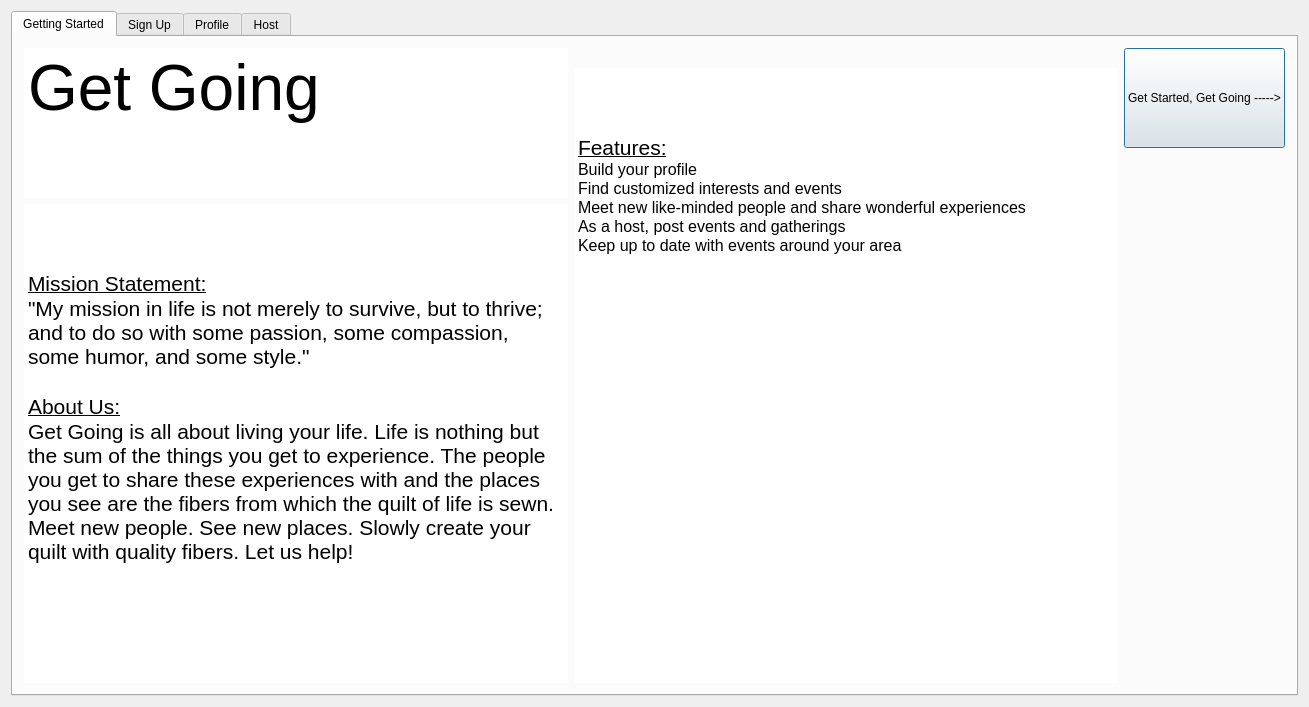
Before: the Qt Designer form src/web-app/interestdata.ui in Aesylwinn/software-engineering, drawn with Qt 5.
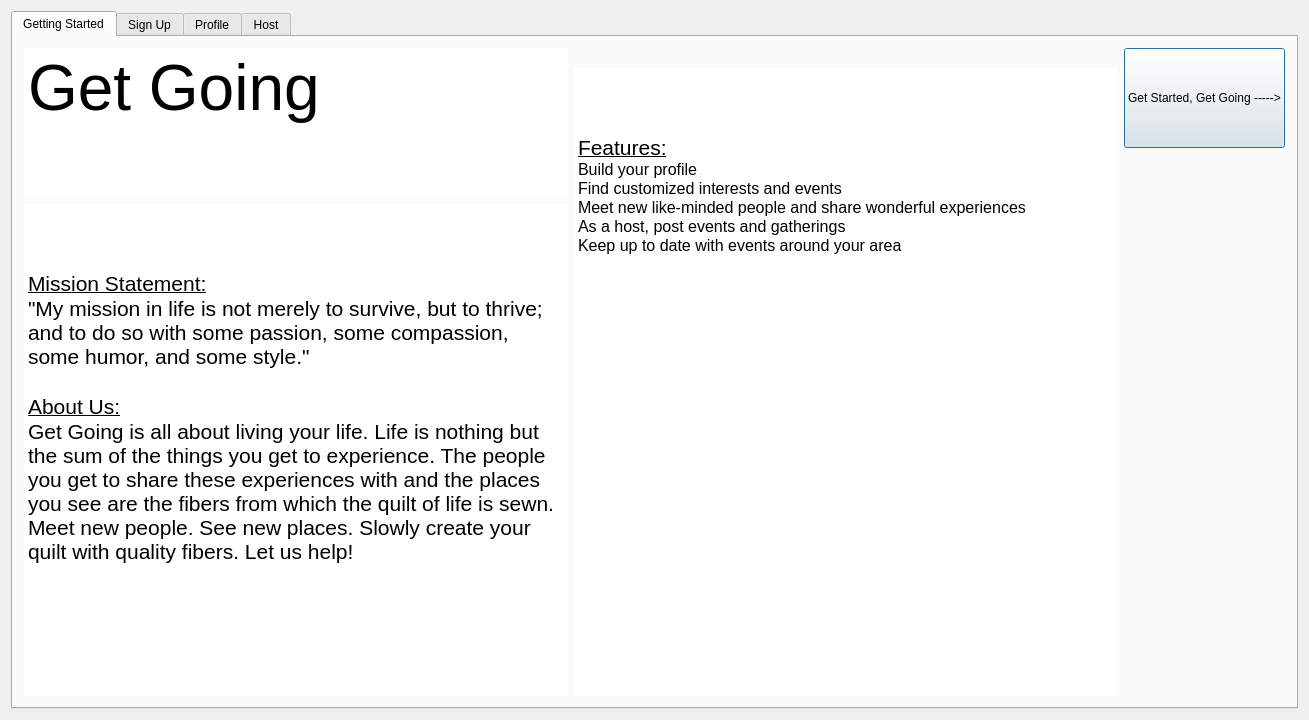
After: the same form once the commit is applied. The open tabs and pages were chosen to show the change. Icons and pictures are not drawn.

Commit message: added myEvent items

```diff
--- a/src/web-app/interestdata.ui
+++ b/src/web-app/interestdata.ui
@@ -7,7 +7,7 @@
     <x>0</x>
     <y>0</y>
     <width>1309</width>
-    <height>696</height>
+    <height>720</height>
    </rect>
   </property>
   <property name="windowTitle">
@@ -70,8 +70,8 @@
             <string>&lt;!DOCTYPE HTML PUBLIC &quot;-//W3C//DTD HTML 4.0//EN&quot; &quot;http://www.w3.org/TR/REC-html40/strict.dtd&quot;&gt;
 &lt;html&gt;&lt;head&gt;&lt;meta name=&quot;qrichtext&quot; content=&quot;1&quot; /&gt;&lt;style type=&quot;text/css&quot;&gt;
 p, li { white-space: pre-wrap; }
-&lt;/style&gt;&lt;/head&gt;&lt;body style=&quot; font-family:'MS Shell Dlg 2'; font-size:8.25pt; font-weight:400; font-style:normal;&quot;&gt;
-&lt;p style=&quot;-qt-paragraph-type:empty; margin-top:0px; margin-bottom:0px; margin-left:0px; margin-right:0px; -qt-block-indent:0; text-indent:0px;&quot;&gt;&lt;br /&gt;&lt;/p&gt;
+&lt;/style&gt;&lt;/head&gt;&lt;body style=&quot; font-family:'MS Shell Dlg 2'; font-size:7.8pt; font-weight:400; font-style:normal;&quot;&gt;
+&lt;p style=&quot;-qt-paragraph-type:empty; margin-top:0px; margin-bottom:0px; margin-left:0px; margin-right:0px; -qt-block-indent:0; text-indent:0px; font-size:8.25pt;&quot;&gt;&lt;br /&gt;&lt;/p&gt;
 &lt;p style=&quot;-qt-paragraph-type:empty; margin-top:0px; margin-bottom:0px; margin-left:0px; margin-right:0px; -qt-block-indent:0; text-indent:0px; font-size:16pt; text-decoration: underline;&quot;&gt;&lt;br /&gt;&lt;/p&gt;
 &lt;p style=&quot;-qt-paragraph-type:empty; margin-top:0px; margin-bottom:0px; margin-left:0px; margin-right:0px; -qt-block-indent:0; text-indent:0px; font-size:16pt; text-decoration: underline;&quot;&gt;&lt;br /&gt;&lt;/p&gt;
 &lt;p style=&quot; margin-top:0px; margin-bottom:0px; margin-left:0px; margin-right:0px; -qt-block-indent:0; text-indent:0px;&quot;&gt;&lt;span style=&quot; font-size:16pt; text-decoration: underline;&quot;&gt;Mission Statement:&lt;/span&gt;&lt;/p&gt;
@@ -108,8 +108,8 @@
             <string>&lt;!DOCTYPE HTML PUBLIC &quot;-//W3C//DTD HTML 4.0//EN&quot; &quot;http://www.w3.org/TR/REC-html40/strict.dtd&quot;&gt;
 &lt;html&gt;&lt;head&gt;&lt;meta name=&quot;qrichtext&quot; content=&quot;1&quot; /&gt;&lt;style type=&quot;text/css&quot;&gt;
 p, li { white-space: pre-wrap; }
-&lt;/style&gt;&lt;/head&gt;&lt;body style=&quot; font-family:'MS Shell Dlg 2'; font-size:8.25pt; font-weight:400; font-style:normal;&quot;&gt;
-&lt;p style=&quot;-qt-paragraph-type:empty; margin-top:0px; margin-bottom:0px; margin-left:0px; margin-right:0px; -qt-block-indent:0; text-indent:0px;&quot;&gt;&lt;br /&gt;&lt;/p&gt;
+&lt;/style&gt;&lt;/head&gt;&lt;body style=&quot; font-family:'MS Shell Dlg 2'; font-size:7.8pt; font-weight:400; font-style:normal;&quot;&gt;
+&lt;p style=&quot;-qt-paragraph-type:empty; margin-top:0px; margin-bottom:0px; margin-left:0px; margin-right:0px; -qt-block-indent:0; text-indent:0px; font-size:8.25pt;&quot;&gt;&lt;br /&gt;&lt;/p&gt;
 &lt;p style=&quot;-qt-paragraph-type:empty; margin-top:0px; margin-bottom:0px; margin-left:0px; margin-right:0px; -qt-block-indent:0; text-indent:0px; font-size:16pt; text-decoration: underline;&quot;&gt;&lt;br /&gt;&lt;/p&gt;
 &lt;p style=&quot;-qt-paragraph-type:empty; margin-top:0px; margin-bottom:0px; margin-left:0px; margin-right:0px; -qt-block-indent:0; text-indent:0px; font-size:16pt; text-decoration: underline;&quot;&gt;&lt;br /&gt;&lt;/p&gt;
 &lt;p style=&quot; margin-top:0px; margin-bottom:0px; margin-left:0px; margin-right:0px; -qt-block-indent:0; text-indent:0px;&quot;&gt;&lt;span style=&quot; font-size:16pt; text-decoration: underline;&quot;&gt;Features:&lt;/span&gt;&lt;/p&gt;
```
Left out of the diff: 12 changed lines with no effect on the pictures. The commit also changes 2 other files.
